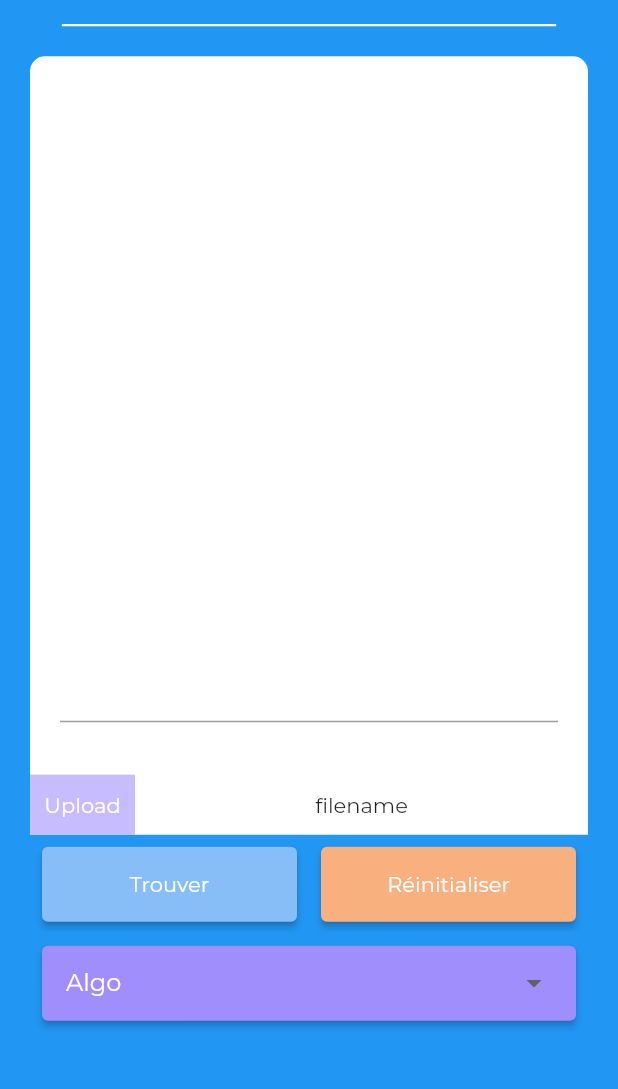
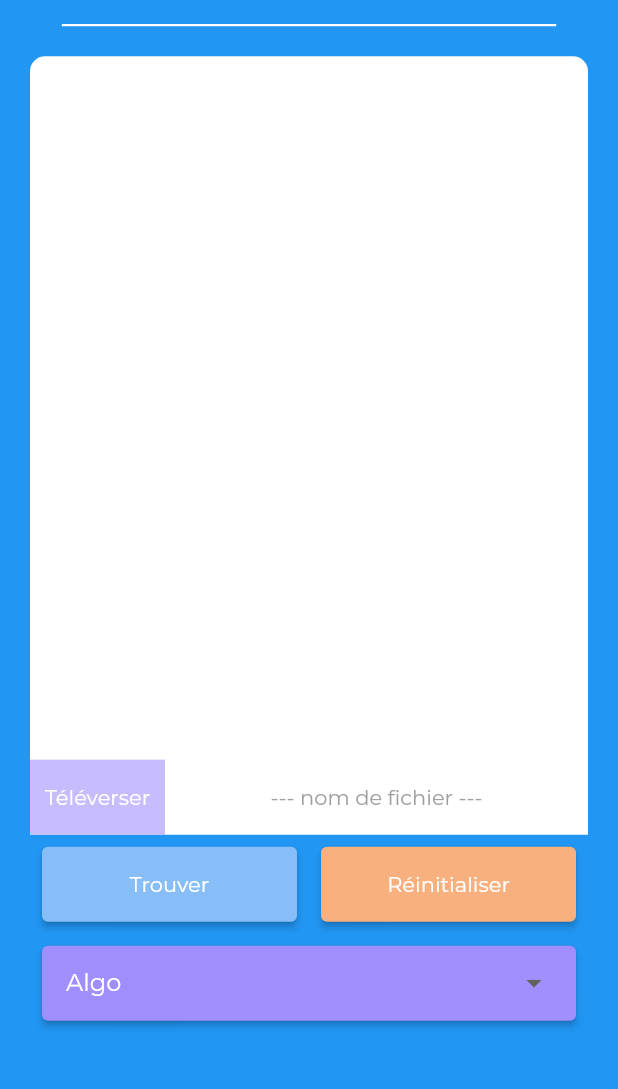
Before and after one commit to spudster-team/fintina-mobile, a Flutter app: the screen it shows after launch, on a phone screen of 412 x 824 dp, the part 60-1149 px from its top. Run offline on Flutter 3.47's test engine with Material 2 defaults, Android fonts, the phone set to English and light mode, and no system bars; our stand-ins replace dartz, dio, file_picker, flutter_riverpod, riverpod, shared_preferences; missing offline and left inert: pdf_text, status_alert.

Commit message:
It works 😃

```diff
--- /dev/null
+++ b/lib/models/history_item_model.dart
@@ -0,0 +1,22 @@
+class HistoryItem {
+  String text;
+  List<String> keywords;
+
+  HistoryItem({
+    required this.text,
+    required this.keywords,
+  });
+
+  factory HistoryItem.fromJson(Map<String, dynamic> json) {
+    final keywords = <String>[];
+
+    for (var keyword in json['keywords']) {
+      keywords.add(keyword);
+    }
+
+    return HistoryItem(
+      text: json['text'],
+      keywords: keywords,
+    );
+  }
+}
--- a/lib/pages/about_page.dart
+++ b/lib/pages/about_page.dart
@@ -10,9 +10,7 @@ class AboutPage extends StatelessWidget {
     return Scaffold(
       appBar: AppBar(),
       body: Column(
-        children: [
-
-        ],
+        children: [AboutPage()],
       ),
     );
   }
--- a/lib/pages/home_page.dart
+++ b/lib/pages/home_page.dart
@@ -4,8 +4,6 @@ import 'package:dio/dio.dart';
 import 'package:file_picker/file_picker.dart';
 import 'package:fintina/services/file_service.dart';
 import 'package:flutter/material.dart';
-import 'package:flutter/src/foundation/key.dart';
-import 'package:flutter/src/widgets/framework.dart';
 
 import '../constants.dart';
 import '../services/rest_api_service.dart';
@@ -20,6 +18,8 @@ class HomePage extends StatefulWidget {
 
 class _HomePageState extends State<HomePage> {
   String? filename;
+
+  bool isLoading = false;
 
   final textController = TextEditingController();
 
@@ -49,7 +49,13 @@ class _HomePageState extends State<HomePage> {
   }
 
   void _findKeywords() async {
+    setState(() {
+      isLoading = true;
+    });
     final res = await apiService.getKeywords(textController.text, algo: algo);
+    setState(() {
+      isLoading = false;
+    });
     res.fold(
       (l) {
         ScaffoldMessenger.of(context).showSnackBar(
@@ -76,15 +82,6 @@ class _HomePageState extends State<HomePage> {
       filename = null;
     });
   }
-
-  final keywords = [
-    'joie',
-    'euphorie',
-    'bonheur',
-    'satisfaction',
-    'contentement',
-    'sérénité',
-  ];
 
   @override
   Widget build(BuildContext context) {
@@ -135,6 +132,9 @@ class _HomePageState extends State<HomePage> {
                         child: Padding(
                           padding: const EdgeInsets.all(20.0),
                           child: TextField(
+                            decoration: const InputDecoration(
+                              border: InputBorder.none,
+                            ),
                             maxLines: 20,
                             controller: textController,
                           ),
@@ -145,14 +145,14 @@ class _HomePageState extends State<HomePage> {
                           InkWell(
                             onTap: _uploadFile,
                             child: Container(
-                              width: 70,
-                              height: 40,
+                              width: 90,
+                              height: 50,
                               decoration: const BoxDecoration(
                                 color: Color.fromARGB(151, 160, 142, 252),
                               ),
                               child: const Center(
                                 child: Text(
-                                  'Upload',
+                                  'Téléverser',
                                   style: TextStyle(
                                     color: Colors.white,
                                   ),
@@ -161,7 +161,14 @@ class _HomePageState extends State<HomePage> {
                             ),
                           ),
                           Expanded(
-                            child: Center(child: Text(filename ?? 'filename')),
+                            child: Center(
+                              child: Text(
+                                filename ?? '--- nom de fichier ---',
+                                style: const TextStyle(
+                                  color: Colors.grey,
+                                ),
+                              ),
+                            ),
                           ),
                         ],
                       ),
@@ -175,7 +182,19 @@ class _HomePageState extends State<HomePage> {
                   children: [
                     Row(
                       children: [
-                        Expanded(
+                        Visibility(
+                          visible: isLoading,
+                          child: const Expanded(
+                            child: Center(
+                              child: CircularProgressIndicator(
+                                color: Colors.white,
+                              ),
+                            ),
+                          ),
+                        ),
+                        Visibility(
+                          visible: !isLoading,
+                          child: Expanded(
                             child: Padding(
                               padding: const EdgeInsets.all(8.0),
                               child: SizedBox(
@@ -186,6 +205,7 @@ class _HomePageState extends State<HomePage> {
                                   ),
                                   onPressed: _findKeywords,
                                   child: const Text('Trouver'),
+                                ),
                               ),
                             ),
                           ),
@@ -242,8 +262,7 @@ class _HomePageState extends State<HomePage> {
                                 ),
                               ),
                               DropdownMenuItem(
-                                enabled: false,
-                                value: 'semantique',
+                                value: 'semantic',
                                 child: Text('Sémantique'),
                               ),
                             ],
@@ -296,7 +315,7 @@ class KeywordsContainer extends StatelessWidget {
           children: keywords.map((e) {
             return Padding(
               padding: const EdgeInsets.all(5.0),
-              child: Text('$e, '),
+              child: Text(e),
             );
           }).toList(),
         ),
--- a/lib/services/file_service.dart
+++ b/lib/services/file_service.dart
@@ -4,15 +4,14 @@ import 'package:pdf_text/pdf_text.dart';
 
 class FileService {
   Future<String> getTextFrom(File file) async {
-
     try {
-
       if (file.path.endsWith('.pdf')) {
         PDFDoc pdf = await PDFDoc.fromFile(file);
         return await pdf.text;
       } else if (file.path.endsWith('.txt')) {
         return await file.readAsString();
       }
+
       return 'Veuillez choisir un fichier `.pdf` ou `.txt`';
     } catch (e) {
       return e.toString();
```
Also changed, not shown: lib/pages/history_page.dart (+50 -25 lines), lib/pages/login_page.dart (+7 -4 lines), lib/pages/registration_page.dart (+7 -3 lines), lib/providers.dart (+12 -1 lines), lib/services/rest_api_service.dart (+47 -5 lines), lib/widgets/left_drawer.dart (+19 -19 lines), assets/images/logo1.png, assets/images/logo3.png (added). Lines whose indentation alone changed are shown as unchanged.
